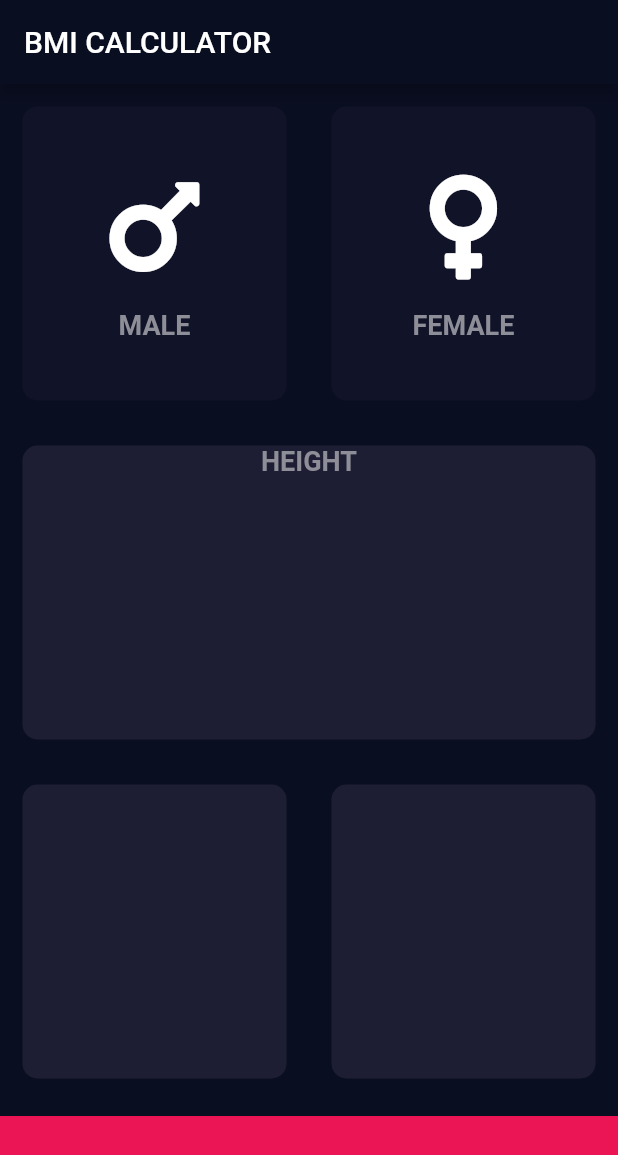
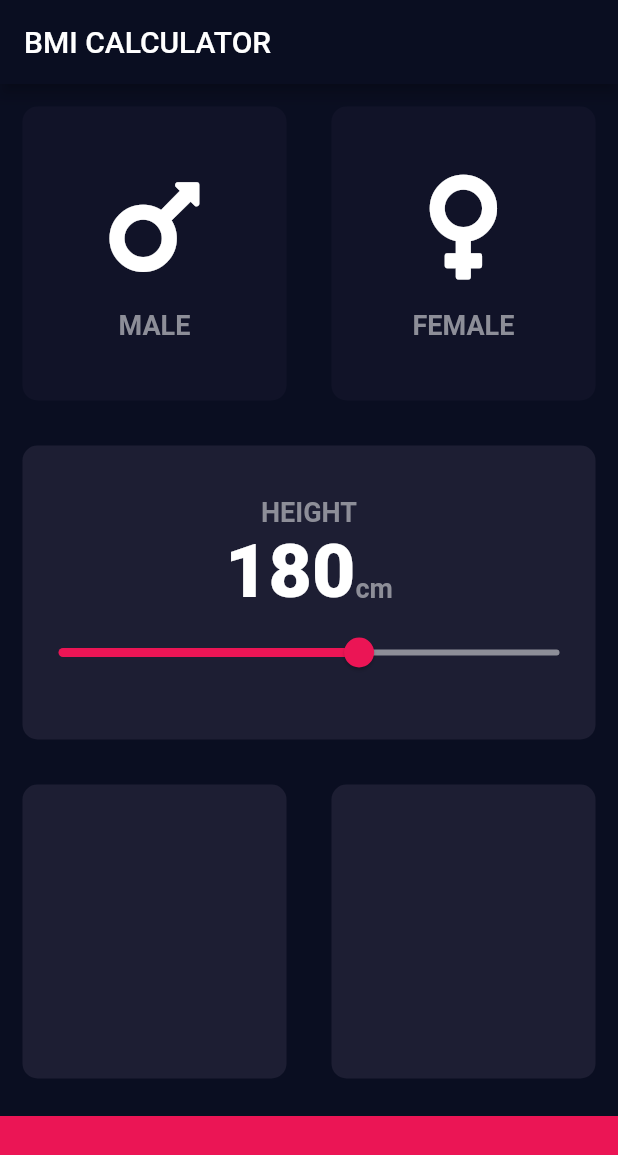
Before and after one commit to SafaKaraca/Bmi_Calculator, a Flutter app: the screen it shows after launch, on a phone screen of 412 x 824 dp. Shown: the top 1155 px of the screen. Run offline on Flutter 3.47's test engine with Material 2 defaults, Android fonts, the phone set to English and light mode, and no system bars; our stand-ins replace font_awesome_flutter.

```diff
--- a/lib/constants.dart
+++ b/lib/constants.dart
@@ -6,4 +6,12 @@ const kInactiveContainerColor = Color(0xFF111328); //Unpicked card color
 const kBottomContainerColor = Color(0xFFEB1555);
 
 const kLabelTextStyle = TextStyle(
-    fontSize: 18.0, fontWeight: FontWeight.bold, color: Color(0xFF8D8E98));
+  fontSize: 18.0,
+  fontWeight: FontWeight.bold,
+  color: Color(0xFF8D8E98),
+);
+
+const kNumberTextStyle = TextStyle(
+  fontSize: 50.0,
+  fontWeight: FontWeight.w900,
+);
--- a/lib/input_page.dart
+++ b/lib/input_page.dart
@@ -20,6 +20,7 @@ class InputPage extends StatefulWidget {
 
 class _InputPageState extends State<InputPage> {
   Gender? selectedGender;
+  int height = 180;
 
   @override
   Widget build(BuildContext context) {
@@ -77,11 +78,39 @@ class _InputPageState extends State<InputPage> {
             child: ReusableContainer(
               colour: kActiveContainerColor,
               cardChild: Column(
+                mainAxisAlignment: MainAxisAlignment.center,
                 children: [
                   Text(
                     'HEIGHT',
                     style: kLabelTextStyle,
                   ),
+                  Row(
+                    mainAxisAlignment: MainAxisAlignment.center,
+                    crossAxisAlignment: CrossAxisAlignment
+                        .baseline, // if we use this, then we have to specify what baseline so we use textbasline.
+                    textBaseline: TextBaseline.alphabetic,
+                    children: [
+                      Text(
+                        height.toString(),
+                        style: kNumberTextStyle,
+                      ),
+                      Text(
+                        'cm',
+                        style: kLabelTextStyle,
+                      ),
+                    ],
+                  ),
+                  Slider(
+                      value: height.toDouble(),
+                      min: 120.0,
+                      max: 220.0,
+                      activeColor: Color(0xFFEB1555),
+                      inactiveColor: Color(0xFF8D8E98),
+                      onChanged: (double newValue) {
+                        setState(() {
+                          height = newValue.round();
+                        });
+                      })
                 ],
               ),
             ),
```
